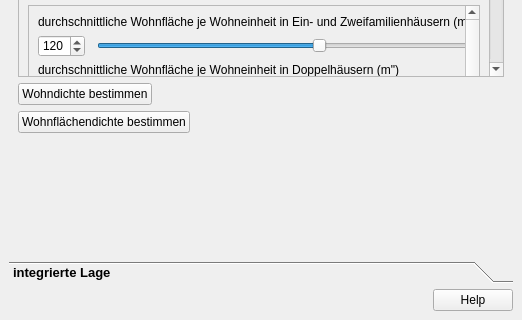
projektcheck/ProjektCheck-QGIS, file projektcheck/ui/ProjektCheck_dockwidget_analysis_05-Fl.ui: the form before one commit; both pictures show x 0 to 522 and y 509 to 829 of the 522 by 829 pixel window.
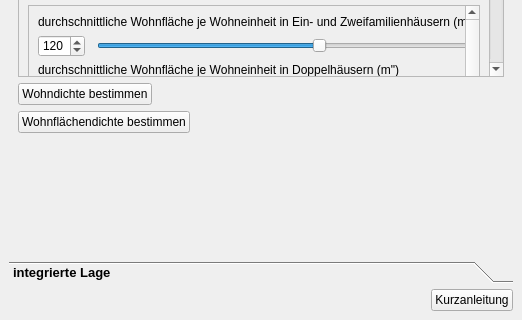
The form after the commit. Icons and pictures are not drawn.

Commit message: marginal icon-changes; help-button replaced by individual PushButton (in analysis and definitions dockwidgets) ... greetz

```diff
--- a/projektcheck/ui/ProjektCheck_dockwidget_analysis_05-Fl.ui
+++ b/projektcheck/ui/ProjektCheck_dockwidget_analysis_05-Fl.ui
@@ -1223,14 +1223,53 @@
      </widget>
     </item>
     <item>
-     <widget class="QDialogButtonBox" name="buttonBox_6">
-      <property name="autoFillBackground">
-       <bool>false</bool>
+     <layout class="QHBoxLayout" name="horizontalLayout">
+      <property name="leftMargin">
+       <number>0</number>
       </property>
-      <property name="standardButtons">
-       <set>QDialogButtonBox::Help</set>
+      <property name="topMargin">
+       <number>0</number>
       </property>
-     </widget>
+      <property name="rightMargin">
+       <number>0</number>
+      </property>
+      <property name="bottomMargin">
+       <number>0</number>
+      </property>
+      <item>
+       <spacer name="horizontalSpacer_3">
+        <property name="orientation">
+         <enum>Qt::Horizontal</enum>
+        </property>
+        <property name="sizeHint" stdset="0">
+         <size>
+          <width>40</width>
+          <height>20</height>
+         </size>
+        </property>
+       </spacer>
+      </item>
+      <item>
+       <widget class="QPushButton" name="pushButton_2">
+        <property name="sizePolicy">
+         <sizepolicy hsizetype="Fixed" vsizetype="Fixed">
+          <horstretch>0</horstretch>
+          <verstretch>0</verstretch>
+         </sizepolicy>
+        </property>
+        <property name="layoutDirection">
+         <enum>Qt::LeftToRight</enum>
+        </property>
+        <property name="text">
+         <string>Kurzanleitung</string>
+        </property>
+        <property name="icon">
+         <iconset>
+          <normaloff>../../images/iconset_mob/20190619_iconset_mob_info_2.png</normaloff>../../images/iconset_mob/20190619_iconset_mob_info_2.png</iconset>
+        </property>
+       </widget>
+      </item>
+     </layout>
     </item>
    </layout>
   </widget>
```
Left out of the diff: 4 changed lines with no effect on the pictures. The commit also changes 15 other files.
